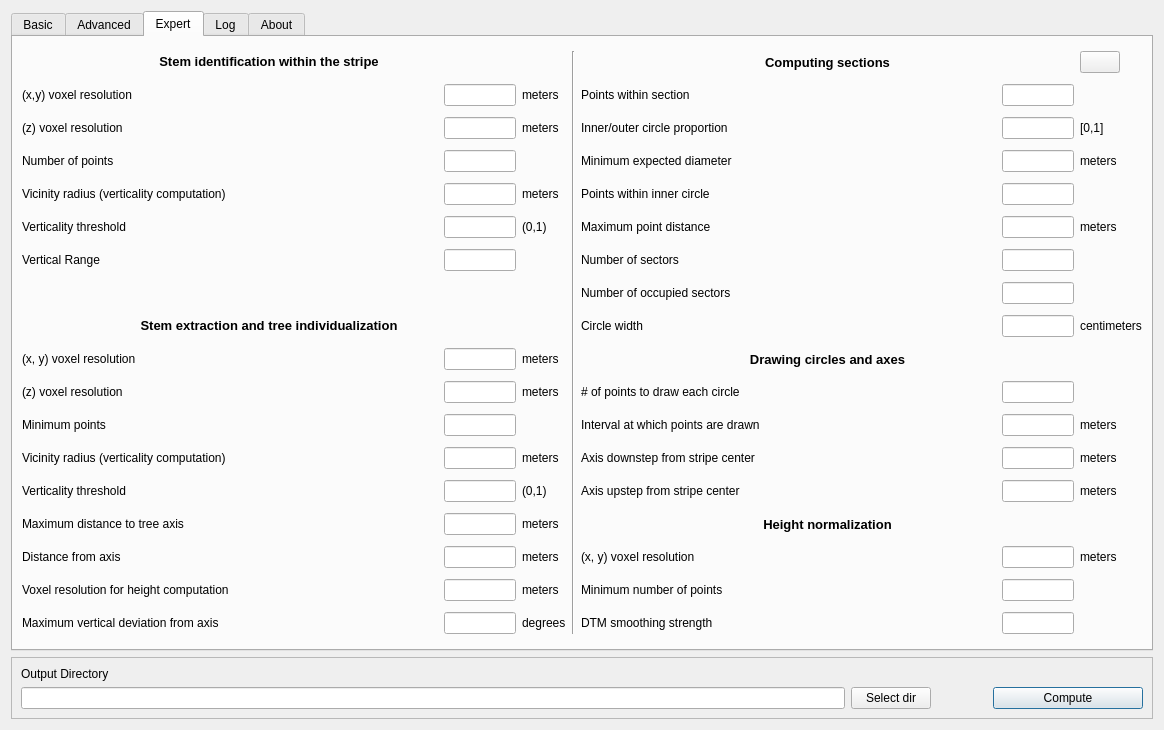
Before: the Qt Designer form ui/cc3DFinDlg.ui in 3DFin/cc3DFin, drawn with Qt 5.
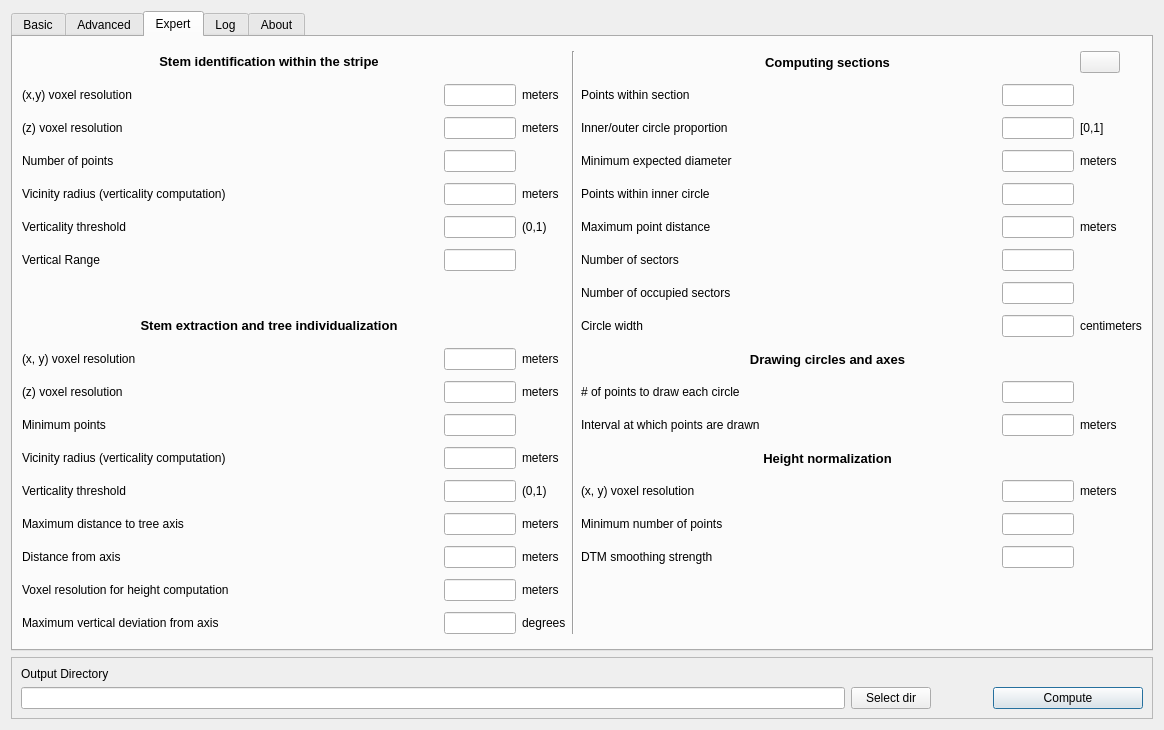
After: the same form once the commit is applied. The open tabs and pages were chosen to show the change. Icons and pictures are not drawn.

Diff of the .ui file:
```diff
--- a/ui/cc3DFinDlg.ui
+++ b/ui/cc3DFinDlg.ui
@@ -851,23 +851,6 @@
        <string>Expert</string>
       </attribute>
       <layout class="QGridLayout" name="gridLayout_9">
-       <item row="13" column="6">
-        <widget class="QLabel" name="axis_upstep_ht">
-         <property name="text">
-          <string>meters</string>
-         </property>
-        </widget>
-       </item>
-       <item row="13" column="5">
-        <widget class="QLineEdit" name="axis_upstep_in">
-         <property name="maximumSize">
-          <size>
-           <width>72</width>
-           <height>16777215</height>
-          </size>
-         </property>
-        </widget>
-       </item>
        <item row="2" column="4">
         <widget class="QLabel" name="stem_section_diameter_proportion_lbl">
          <property name="text">
@@ -943,13 +926,6 @@
          </property>
         </widget>
        </item>
-       <item row="12" column="4">
-        <widget class="QLabel" name="axis_downstep_lbl">
-         <property name="text">
-          <string>Axis downstep from stripe center</string>
-         </property>
-        </widget>
-       </item>
        <item row="1" column="2">
         <widget class="QLabel" name="stripe_peeling_resolution_xy_ht">
          <property name="sizePolicy">
@@ -1108,13 +1084,6 @@
          </property>
         </widget>
        </item>
-       <item row="12" column="6">
-        <widget class="QLabel" name="axis_downstep_ht">
-         <property name="text">
-          <string>meters</string>
-         </property>
-        </widget>
-       </item>
        <item row="4" column="2">
         <widget class="QLabel" name="verticality_radius_stripe_ht">
          <property name="text">
@@ -1153,7 +1122,7 @@
          </property>
         </widget>
        </item>
-       <item row="14" column="4" colspan="2">
+       <item row="12" column="4" colspan="2">
         <widget class="QLabel" name="height_normalization_lb">
          <property name="font">
           <font>
@@ -1269,13 +1238,6 @@
          </property>
         </widget>
        </item>
-       <item row="13" column="4">
-        <widget class="QLabel" name="axis_upstep_lbl">
-         <property name="text">
-          <string>Axis upstep from stripe center</string>
-         </property>
-        </widget>
-       </item>
        <item row="4" column="1">
         <widget class="QLineEdit" name="verticality_radius_stripe_in">
          <property name="sizePolicy">
@@ -1354,16 +1316,6 @@
          </property>
         </widget>
        </item>
-       <item row="12" column="5">
-        <widget class="QLineEdit" name="axis_downstep_in">
-         <property name="maximumSize">
-          <size>
-           <width>72</width>
-           <height>16777215</height>
-          </size>
-         </property>
-        </widget>
-       </item>
        <item row="4" column="5">
         <widget class="QLineEdit" name="stem_section_inner_point_threshold_in">
          <property name="maximumSize">
@@ -1477,21 +1429,21 @@
          </property>
         </widget>
        </item>
-       <item row="15" column="4">
+       <item row="13" column="4">
         <widget class="QLabel" name="denoise_resolution_lbl">
          <property name="text">
           <string>(x, y) voxel resolution</string>
          </property>
         </widget>
        </item>
-       <item row="16" column="4">
+       <item row="14" column="4">
         <widget class="QLabel" name="denoise_minimum_points_lbl">
          <property name="text">
           <string>Minimum number of points</string>
          </property>
         </widget>
        </item>
-        <item row="17" column="4">
+       <item row="15" column="4">
         <widget class="QLabel" name="dtm_smooth_laplacian_lambda_lbl">
          <property name="text">
           <string>DTM smoothing strength</string>
@@ -1526,7 +1478,7 @@
          </property>
         </widget>
        </item>
-       <item row="15" column="6">
+       <item row="13" column="6">
         <widget class="QLabel" name="denoise_resolution_ht">
          <property name="text">
           <string>meters</string>
@@ -1547,7 +1499,7 @@
          </property>
         </widget>
        </item>
-       <item row="15" column="5">
+       <item row="13" column="5">
         <widget class="QLineEdit" name="denoise_resolution_in">
          <property name="maximumSize">
           <size>
@@ -1664,7 +1616,7 @@
          </property>
         </widget>
        </item>
-       <item row="16" column="5">
+       <item row="14" column="5">
         <widget class="QLineEdit" name="denoise_minimum_points_in">
          <property name="maximumSize">
           <size>
@@ -1674,7 +1626,7 @@
          </property>
         </widget>
        </item>
-        <item row="17" column="5">
+       <item row="15" column="5">
         <widget class="QLineEdit" name="dtm_smooth_laplacian_lambda_in">
          <property name="maximumSize">
           <size>
@@ -1719,7 +1671,7 @@
          </property>
         </widget>
        </item>
-       <item row="16" column="6">
+       <item row="14" column="6">
         <widget class="QLabel" name="denoise_minimum_points_ht">
          <property name="text">
           <string/>
```
